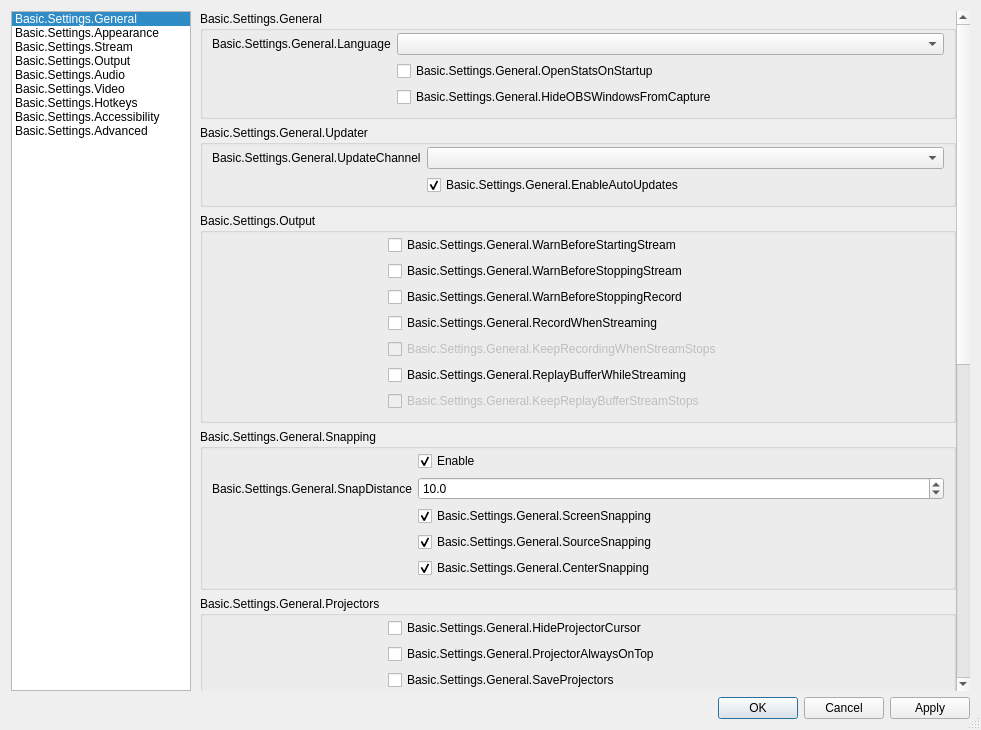
Qt form frontend/forms/OBSBasicSettings.ui (Elon666-ai/obs32.1.2patched) before a commit.
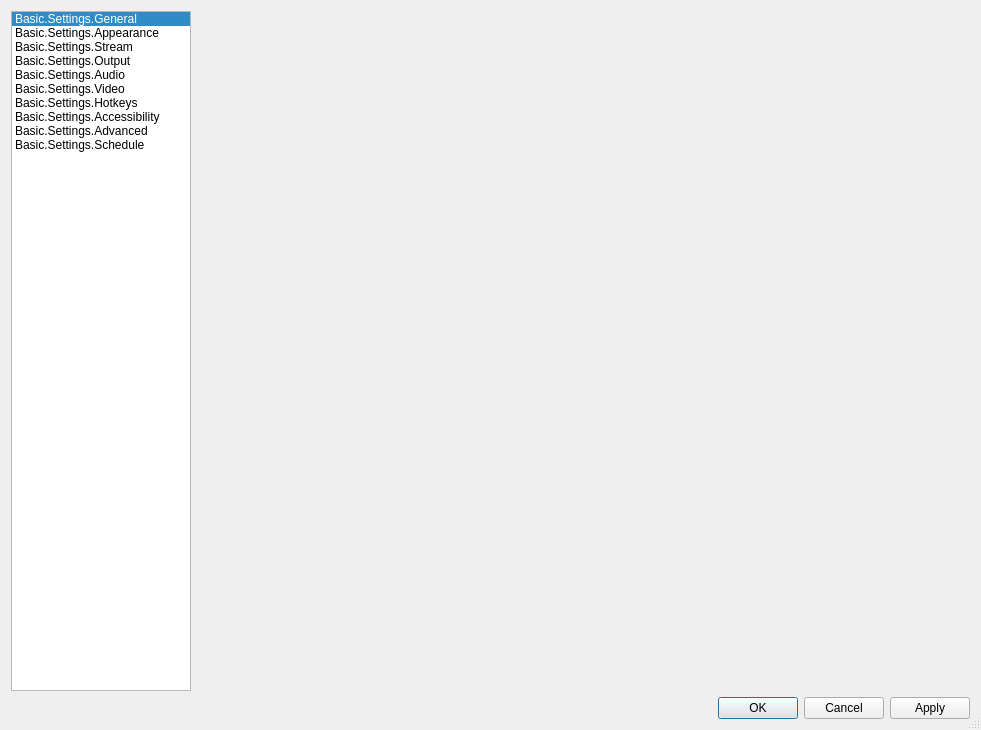
The same form after that commit. The open tabs and pages were chosen to show the change. Icons and pictures are not drawn. Custom widgets are drawn as their Qt base class.

Patch:
```diff
--- a/frontend/forms/OBSBasicSettings.ui
+++ b/frontend/forms/OBSBasicSettings.ui
@@ -141,6 +141,15 @@
           <normaloff>:/settings/images/settings/advanced.svg</normaloff>:/settings/images/settings/advanced.svg</iconset>
         </property>
        </item>
+       <item>
+        <property name="text">
+         <string>Basic.Settings.Schedule</string>
+        </property>
+        <property name="icon">
+         <iconset resource="obs.qrc">
+          <normaloff>:/settings/images/settings/advanced.svg</normaloff>:/settings/images/settings/advanced.svg</iconset>
+        </property>
+       </item>
       </widget>
      </item>
      <item>
@@ -8795,6 +8804,22 @@
          </item>
         </layout>
        </widget>
+       <widget class="QWidget" name="schedulePage">
+        <layout class="QVBoxLayout" name="scheduleLayout">
+         <property name="leftMargin">
+          <number>9</number>
+         </property>
+         <property name="topMargin">
+          <number>0</number>
+         </property>
+         <property name="rightMargin">
+          <number>0</number>
+         </property>
+         <property name="bottomMargin">
+          <number>0</number>
+         </property>
+        </layout>
+       </widget>
       </widget>
      </item>
     </layout>
```
